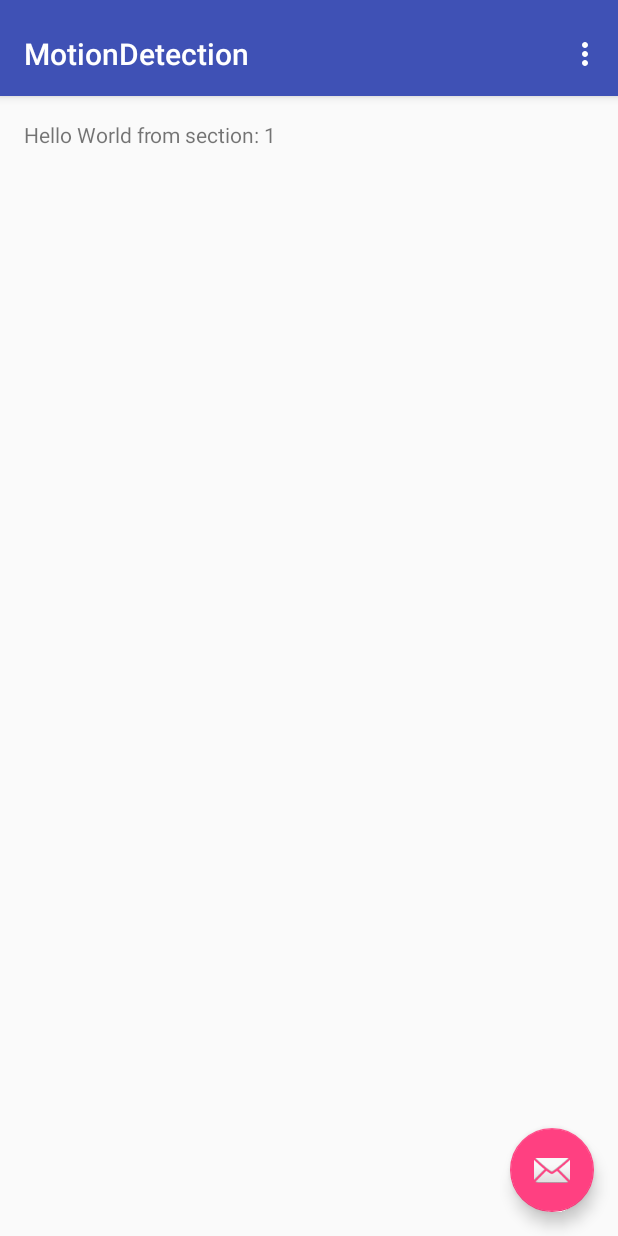
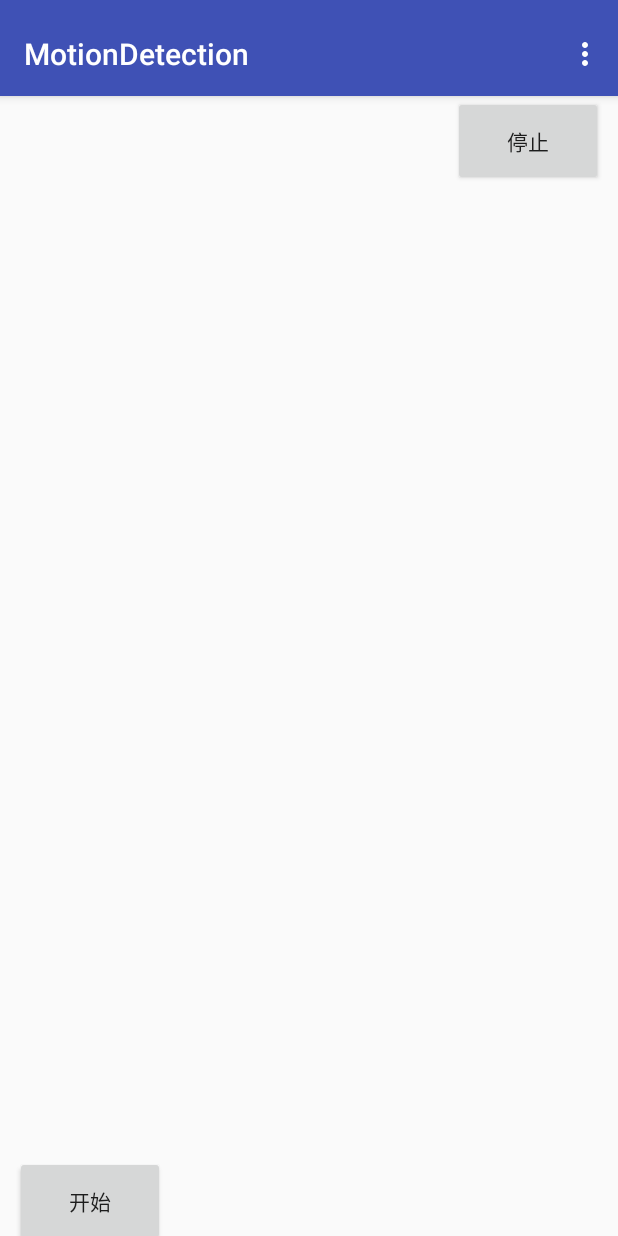
Before and after one commit to liute62/Android-Motion-Detection, an Android app: the screen it shows after launch (MainActivity), on a phone screen of 412 x 824 dp. Run offline under Robolectric (Android 15) with nearby library versions, the phone set to English and light mode, and no system bars.

Commit message:
Init peak algorithm

```diff
--- /dev/null
+++ b/MotionDetection/app/src/main/java/algorithm/PeakDetection.java
@@ -0,0 +1,19 @@
+package algorithm;
+
+import sensor.AccelerationSensor;
+
+/**
+ * Created by liuhaodong1 on 16/4/28.
+ */
+public class PeakDetection {
+
+    private float peakThreshold;
+
+    AccelerationSensor acceleration;
+
+    public PeakDetection(){
+
+    }
+
+
+}
--- a/MotionDetection/app/src/main/java/haodong/motiondetection/MainActivity.java
+++ b/MotionDetection/app/src/main/java/haodong/motiondetection/MainActivity.java
@@ -10,30 +10,20 @@ import android.support.v4.app.FragmentManager;
 import android.support.v4.app.FragmentPagerAdapter;
 import android.support.v4.view.ViewPager;
 import android.os.Bundle;
-import android.view.LayoutInflater;
 import android.view.Menu;
 import android.view.MenuItem;
 import android.view.View;
-import android.view.ViewGroup;
 
-import android.widget.TextView;
+import java.util.ArrayList;
+import java.util.List;
 
 public class MainActivity extends AppCompatActivity {
 
-    /**
-     * The {@link android.support.v4.view.PagerAdapter} that will provide
-     * fragments for each of the sections. We use a
-     * {@link FragmentPagerAdapter} derivative, which will keep every
-     * loaded fragment in memory. If this becomes too memory intensive, it
-     * may be best to switch to a
-     * {@link android.support.v4.app.FragmentStatePagerAdapter}.
-     */
     private SectionsPagerAdapter mSectionsPagerAdapter;
 
-    /**
-     * The {@link ViewPager} that will host the section contents.
-     */
     private ViewPager mViewPager;
+
+    private List<Fragment> fragmentList;
 
     @Override
     protected void onCreate(Bundle savedInstanceState) {
@@ -42,26 +32,18 @@ public class MainActivity extends AppCompatActivity {
 
         Toolbar toolbar = (Toolbar) findViewById(R.id.toolbar);
         setSupportActionBar(toolbar);
-        // Create the adapter that will return a fragment for each of the three
-        // primary sections of the activity.
+        init();
         mSectionsPagerAdapter = new SectionsPagerAdapter(getSupportFragmentManager());
-
-        // Set up the ViewPager with the sections adapter.
+        mSectionsPagerAdapter.setData(fragmentList);
         mViewPager = (ViewPager) findViewById(R.id.container);
         mViewPager.setAdapter(mSectionsPagerAdapter);
 
-
-        FloatingActionButton fab = (FloatingActionButton) findViewById(R.id.fab);
-        fab.setOnClickListener(new View.OnClickListener() {
-            @Override
-            public void onClick(View view) {
-                Snackbar.make(view, "Replace with your own action", Snackbar.LENGTH_LONG)
-                        .setAction("Action", null).show();
-            }
-        });
-
     }
 
+    private void init(){
+        fragmentList = new ArrayList<>();
+        fragmentList.add(PeakAlgoFragment.newInstance());
+    }
 
     @Override
     public boolean onCreateOptionsMenu(Menu menu) {
@@ -72,12 +54,8 @@ public class MainActivity extends AppCompatActivity {
 
     @Override
     public boolean onOptionsItemSelected(MenuItem item) {
-        // Handle action bar item clicks here. The action bar will
-        // automatically handle clicks on the Home/Up button, so long
-        // as you specify a parent activity in AndroidManifest.xml.
         int id = item.getItemId();
 
-        //noinspection SimplifiableIfStatement
         if (id == R.id.action_settings) {
             return true;
         }
@@ -86,61 +64,33 @@ public class MainActivity extends AppCompatActivity {
     }
 
     /**
-     * A placeholder fragment containing a simple view.
-     */
-    public static class PlaceholderFragment extends Fragment {
-        /**
-         * The fragment argument representing the section number for this
-         * fragment.
-         */
-        private static final String ARG_SECTION_NUMBER = "section_number";
-
-        public PlaceholderFragment() {
-        }
-
-        /**
-         * Returns a new instance of this fragment for the given section
-         * number.
-         */
-        public static PlaceholderFragment newInstance(int sectionNumber) {
-            PlaceholderFragment fragment = new PlaceholderFragment();
-            Bundle args = new Bundle();
-            args.putInt(ARG_SECTION_NUMBER, sectionNumber);
-            fragment.setArguments(args);
-            return fragment;
-        }
-
-        @Override
-        public View onCreateView(LayoutInflater inflater, ViewGroup container,
-                                 Bundle savedInstanceState) {
-            View rootView = inflater.inflate(R.layout.fragment_main, container, false);
-            TextView textView = (TextView) rootView.findViewById(R.id.section_label);
-            textView.setText(getString(R.string.section_format, getArguments().getInt(ARG_SECTION_NUMBER)));
-            return rootView;
-        }
-    }
-
-    /**
      * A {@link FragmentPagerAdapter} that returns a fragment corresponding to
      * one of the sections/tabs/pages.
      */
     public class SectionsPagerAdapter extends FragmentPagerAdapter {
 
+        private List<Fragment> fragments;
+
         public SectionsPagerAdapter(FragmentManager fm) {
             super(fm);
+            fragments = new ArrayList<>();
+        }
+
+        public void setData(List<Fragment> mData){
+            this.fragments = mData;
         }
 
         @Override
         public Fragment getItem(int position) {
             // getItem is called to instantiate the fragment for the given page.
             // Return a PlaceholderFragment (defined as a static inner class below).
-            return PlaceholderFragment.newInstance(position + 1);
+            return fragments.get(position);
         }
 
         @Override
         public int getCount() {
             // Show 3 total pages.
-            return 3;
+            return fragments.size();
         }
 
         @Override
--- /dev/null
+++ b/MotionDetection/app/src/main/java/haodong/motiondetection/PeakAlgoFragment.java
@@ -0,0 +1,114 @@
+package haodong.motiondetection;
+
+import android.content.Context;
+import android.hardware.Sensor;
+import android.hardware.SensorEvent;
+import android.hardware.SensorEventListener;
+import android.hardware.SensorManager;
+import android.os.Bundle;
+import android.support.v4.app.Fragment;
+import android.util.Log;
+import android.view.LayoutInflater;
+import android.view.View;
+import android.view.ViewGroup;
+import android.widget.Button;
+import android.widget.TextView;
+
+import java.sql.BatchUpdateException;
+
+import algorithm.PeakDetection;
+
+/**
+ * Created by liuhaodong1 on 16/4/28.
+ * The fragment for step's peak detection algorithm
+ */
+public class PeakAlgoFragment extends Fragment implements SensorEventListener{
+
+
+    public static final String TAG = "PeakAlgoFragment";
+
+    private PeakDetection peakDetection;
+
+    private Context mContext;
+
+    private SensorManager sensorManager;
+
+    private Sensor acceleration;
+
+    private final int sensorRate = SensorManager.SENSOR_DELAY_GAME;
+
+    private boolean isStop;
+
+    private Button mStart;
+
+    private Button mStop;
+
+    public static PeakAlgoFragment newInstance() {
+        PeakAlgoFragment fragment = new PeakAlgoFragment();
+        return fragment;
+    }
+
+    @Override
+    public void onCreate(Bundle savedInstanceState) {
+        super.onCreate(savedInstanceState);
+        init();
+    }
+
+    public void start(){
+        if (!isStop) return;
+        isStop = false;
+        sensorManager.registerListener(this, acceleration, sensorRate);
+    }
+
+    public void stop(){
+        if(isStop) return;
+        isStop = true;
+        sensorManager.unregisterListener(this);
+    }
+
+    @Override
+    public View onCreateView(LayoutInflater inflater, ViewGroup container,
+                             Bundle savedInstanceState) {
+        View rootView = inflater.inflate(R.layout.fragment_peak, container, false);
+        mStart = (Button)rootView.findViewById(R.id.peak_start);
+        mStart.setOnClickListener(new View.OnClickListener() {
+            @Override
+            public void onClick(View v) {
+                start();
+            }
+        });
+        mStop = (Button)rootView.findViewById(R.id.peak_stop);
+        mStop.setOnClickListener(new View.OnClickListener() {
+            @Override
+            public void onClick(View v) {
+                stop();
+            }
+        });
+        return rootView;
+    }
+
+    @Override
+    public void onDestroy() {
+        super.onDestroy();
+        if(!isStop) stop();
+    }
+
+    private void init(){
+        isStop = true;
+        mContext = getActivity();
+        sensorManager = (SensorManager)mContext.getSystemService(Context.SENSOR_SERVICE);
+        acceleration = sensorManager.getDefaultSensor(Sensor.TYPE_ACCELEROMETER);
+    }
+
+    @Override
+    public void onSensorChanged(SensorEvent event) {
+        if(event.sensor.getType() == Sensor.TYPE_ACCELEROMETER){
+            Log.e(TAG,event.values[0]+" "+event.values[1]+" "+event.values[2]);
+        }
+    }
+
+    @Override
+    public void onAccuracyChanged(Sensor sensor, int accuracy) {
+
+    }
+}
--- /dev/null
+++ b/MotionDetection/app/src/main/java/sensor/AccelerationSensor.java
@@ -0,0 +1,7 @@
+package sensor;
+
+/**
+ * Created by liuhaodong1 on 16/4/28.
+ */
+public class AccelerationSensor {
+}
--- a/MotionDetection/app/src/main/res/layout/activity_main.xml
+++ b/MotionDetection/app/src/main/res/layout/activity_main.xml
@@ -33,12 +33,4 @@
         android:layout_height="match_parent"
         app:layout_behavior="@string/appbar_scrolling_view_behavior" />
 
-    <android.support.design.widget.FloatingActionButton
-        android:id="@+id/fab"
-        android:layout_width="wrap_content"
-        android:layout_height="wrap_content"
-        android:layout_gravity="end|bottom"
-        android:layout_margin="@dimen/fab_margin"
-        android:src="@android:drawable/ic_dialog_email" />
-
 </android.support.design.widget.CoordinatorLayout>
--- a/MotionDetection/app/src/main/res/layout/fragment_main.xml
+++ /dev/null
@@ -1,16 +0,0 @@
-<RelativeLayout xmlns:android="http://schemas.android.com/apk/res/android"
-    xmlns:tools="http://schemas.android.com/tools"
-    android:layout_width="match_parent"
-    android:layout_height="match_parent"
-    android:paddingBottom="@dimen/activity_vertical_margin"
-    android:paddingLeft="@dimen/activity_horizontal_margin"
-    android:paddingRight="@dimen/activity_horizontal_margin"
-    android:paddingTop="@dimen/activity_vertical_margin"
-    tools:context="haodong.motiondetection.MainActivity$PlaceholderFragment">
-
-    <TextView
-        android:id="@+id/section_label"
-        android:layout_width="wrap_content"
-        android:layout_height="wrap_content" />
-
-</RelativeLayout>
--- /dev/null
+++ b/MotionDetection/app/src/main/res/layout/fragment_peak.xml
@@ -0,0 +1,24 @@
+<RelativeLayout xmlns:android="http://schemas.android.com/apk/res/android"
+    xmlns:tools="http://schemas.android.com/tools"
+    android:layout_width="match_parent"
+    android:layout_height="match_parent">
+
+    <Button
+        android:layout_width="100dp"
+        android:layout_height="60dp"
+        android:text="开始"
+        android:id="@+id/peak_start"
+        android:layout_marginLeft="10dp"
+        android:layout_alignParentBottom="true"
+        android:layout_alignParentStart="true"
+        android:layout_marginBottom="49dp" />
+
+    <Button
+        android:layout_width="100dp"
+        android:layout_height="60dp"
+        android:text="停止"
+        android:id="@+id/peak_stop"
+        android:layout_marginRight="10dp"
+        android:layout_alignParentEnd="true" />
+
+</RelativeLayout>
```
